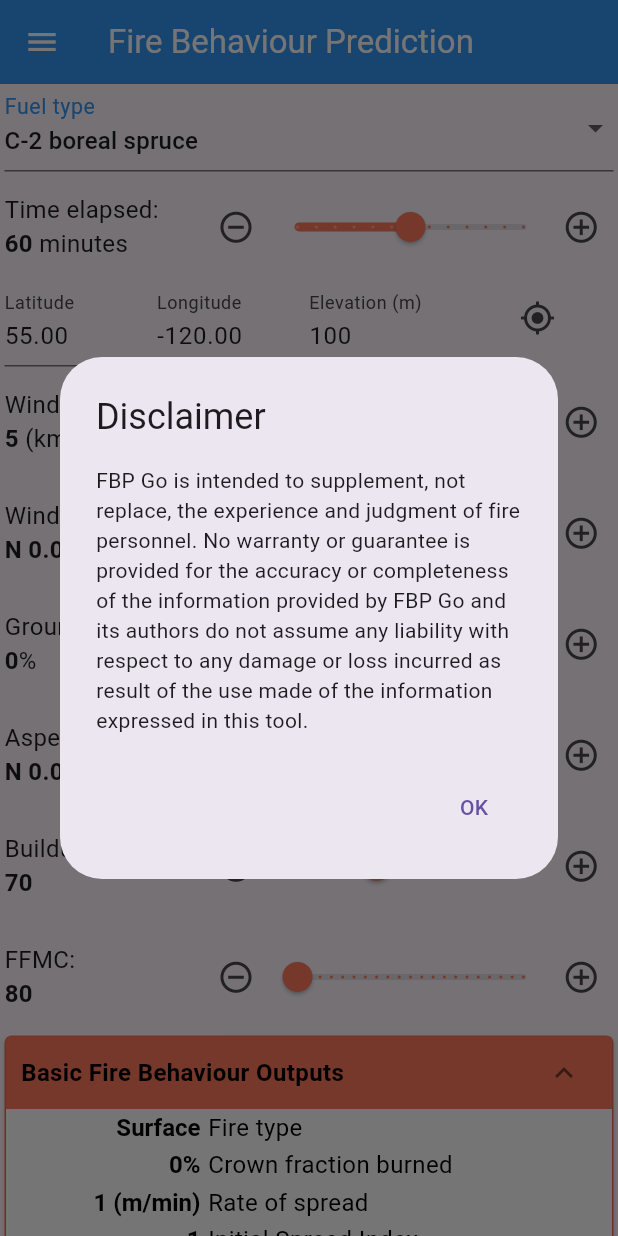
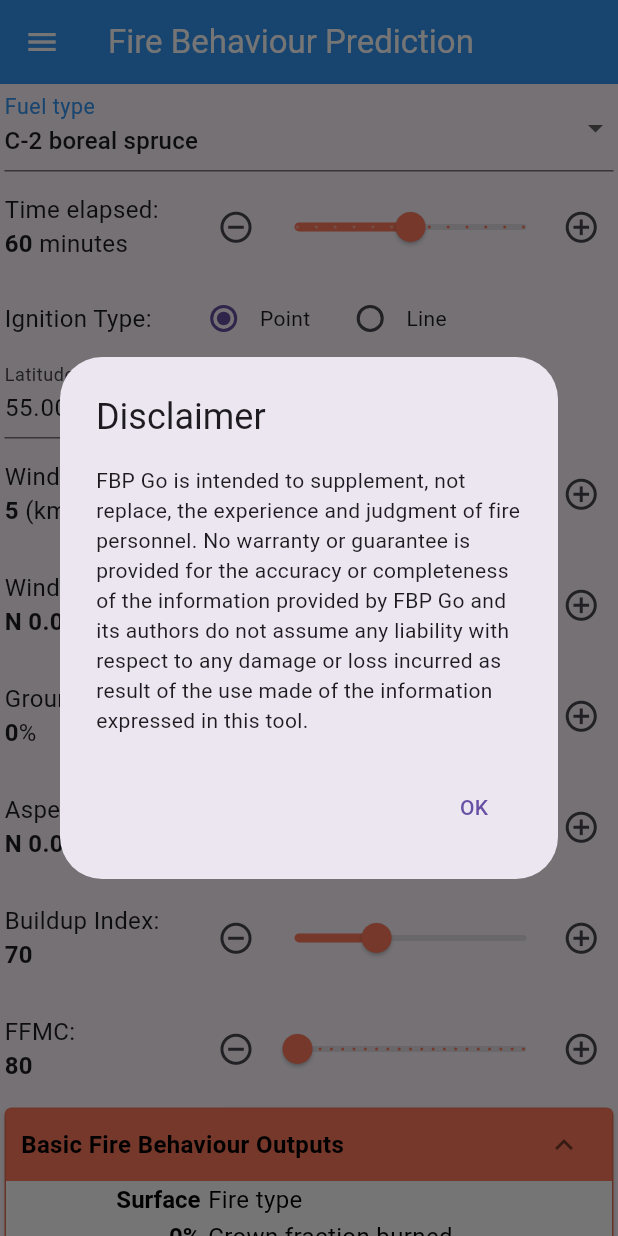
Before and after one commit to bcgov/fbp-go, a Flutter app: the screen it shows after launch, on a phone screen of 412 x 824 dp. Run offline on Flutter 3.47's test engine with Material 3 defaults, Android fonts, the phone set to English and light mode, and no system bars; our stand-ins replace geolocator, permission_handler, shared_preferences.

Commit message:
point/line

```diff
--- a/lib/fbp_advanced.dart
+++ b/lib/fbp_advanced.dart
@@ -26,6 +26,12 @@ import 'fire.dart';
 import 'fire_widgets.dart';
 import 'basic_input.dart';
 import 'global.dart';
+
+enum IgnitionType { point, line }
+
+bool ignitionTypeToBool(IgnitionType type) {
+  return type == IgnitionType.point;
+}
 
 class AdvancedFireBehaviourPredictionForm extends StatefulWidget {
   const AdvancedFireBehaviourPredictionForm({Key? key}) : super(key: key);
@@ -64,6 +70,7 @@ class AdvancedFireBehaviourPredictionFormState
   double? _cfl = 0;
   double _minutes = 60;
   double _gfl = defaultGFL;
+  IgnitionType _ignitionType = IgnitionType.point;
 
   // bool _expanded = false;
 
@@ -130,6 +137,12 @@ class AdvancedFireBehaviourPredictionFormState
     persistSetting('t', t);
     setState(() {
       _minutes = t;
+    });
+  }
+
+  void _onIgnitionTypeChanged(IgnitionType type) {
+    setState(() {
+      _ignitionType = type;
     });
   }
 
@@ -237,7 +250,7 @@ class AdvancedFireBehaviourPredictionFormState
         GFL: _gfl,
         CC: _basicInput!.cc,
         THETA: 0, // we don't use THETA - so just default to 0
-        ACCEL: false,
+        ACCEL: ignitionTypeToBool(_ignitionType),
         ASPECT: _basicInput!.aspect,
         BUIEFF: true,
         CBH: _cbh,
@@ -364,6 +377,44 @@ class AdvancedFireBehaviourPredictionFormState
                     },
                   )),
             ]),
+            // Ignition type
+            Row(
+              crossAxisAlignment: CrossAxisAlignment.center,
+              children: [
+                const Text(
+                  "Ignition Type:",
+                  style: TextStyle(fontSize: fontSize),
+                ),
+                const SizedBox(width: 16),
+                RadioGroup<IgnitionType>(
+                  groupValue: _ignitionType,
+                  onChanged: (IgnitionType? value) {
+                    if (value != null) _onIgnitionTypeChanged(value);
+                  },
+                  child: Row(
+                    children: IgnitionType.values.map((type) {
+                      final label =
+                          type == IgnitionType.point ? 'Point' : 'Line';
+                      return InkWell(
+                        onTap: () {
+                          _onIgnitionTypeChanged(type);
+                        },
+                        borderRadius: BorderRadius.circular(8),
+                        child: Padding(
+                          padding: const EdgeInsets.symmetric(horizontal: 8),
+                          child: Row(
+                            children: [
+                              Radio<IgnitionType>(value: type),
+                              Text(label),
+                            ],
+                          ),
+                        ),
+                      );
+                    }).toList(),
+                  ),
+                ),
+              ],
+            ),
             Row(
               children: [
                 Expanded(
```
